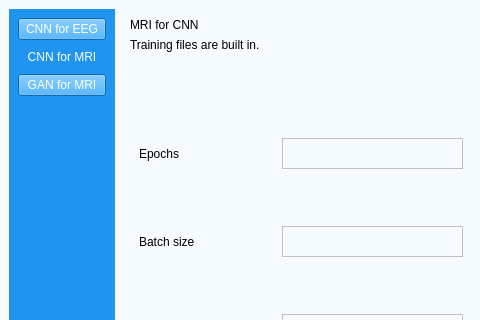
Above: UI/aUI_projekt_MRI.ui from matimusial/ADHDPredictorApp before the change; both pictures show x 0 to 480 and y 0 to 320 of the 1280 by 760 pixel window. Below: the same form after it.
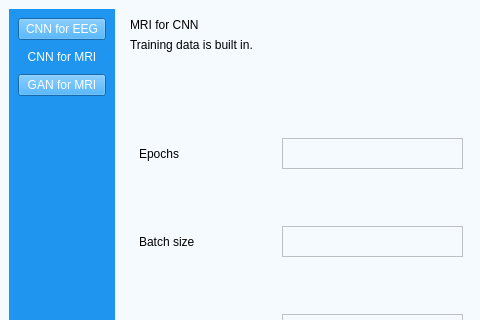
That is the form after the change. Icons and pictures are not drawn.

Commit message: kontrola błędów

The edit to the form file:
```diff
--- a/UI/aUI_projekt_MRI.ui
+++ b/UI/aUI_projekt_MRI.ui
@@ -176,7 +176,7 @@
                <item>
                 <widget class="QLabel" name="label">
                  <property name="text">
-                  <string>Training files are built in.</string>
+                  <string>Training data is built in.</string>
                  </property>
                 </widget>
                </item>
```
The commit also changes 2 other files.
